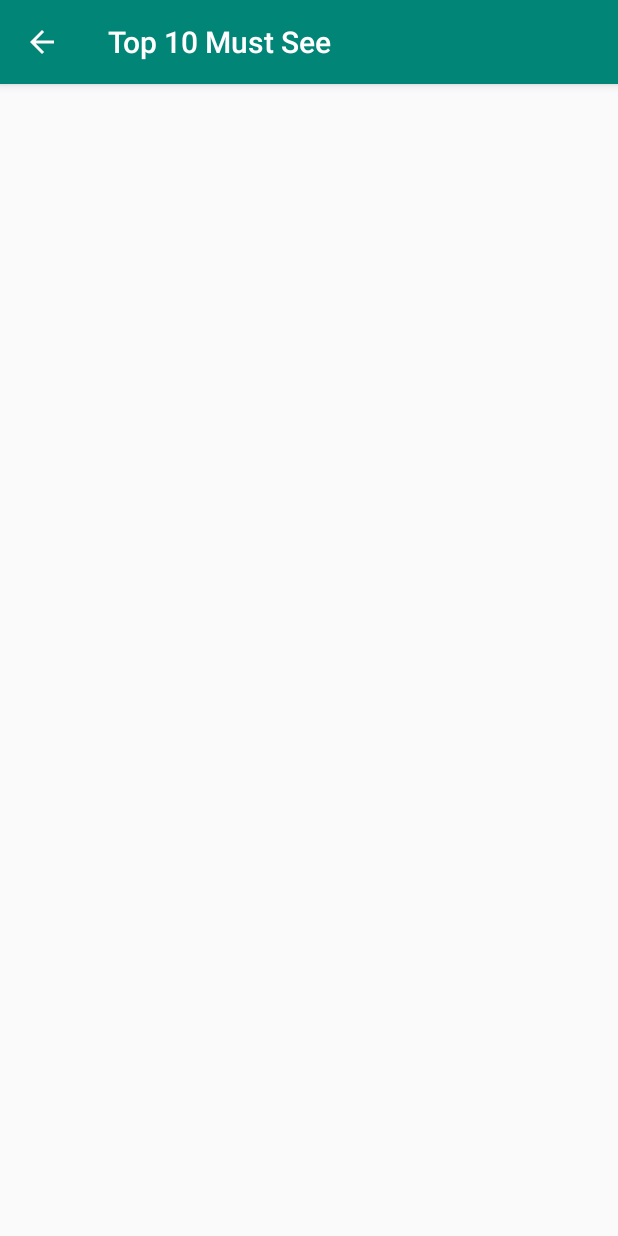
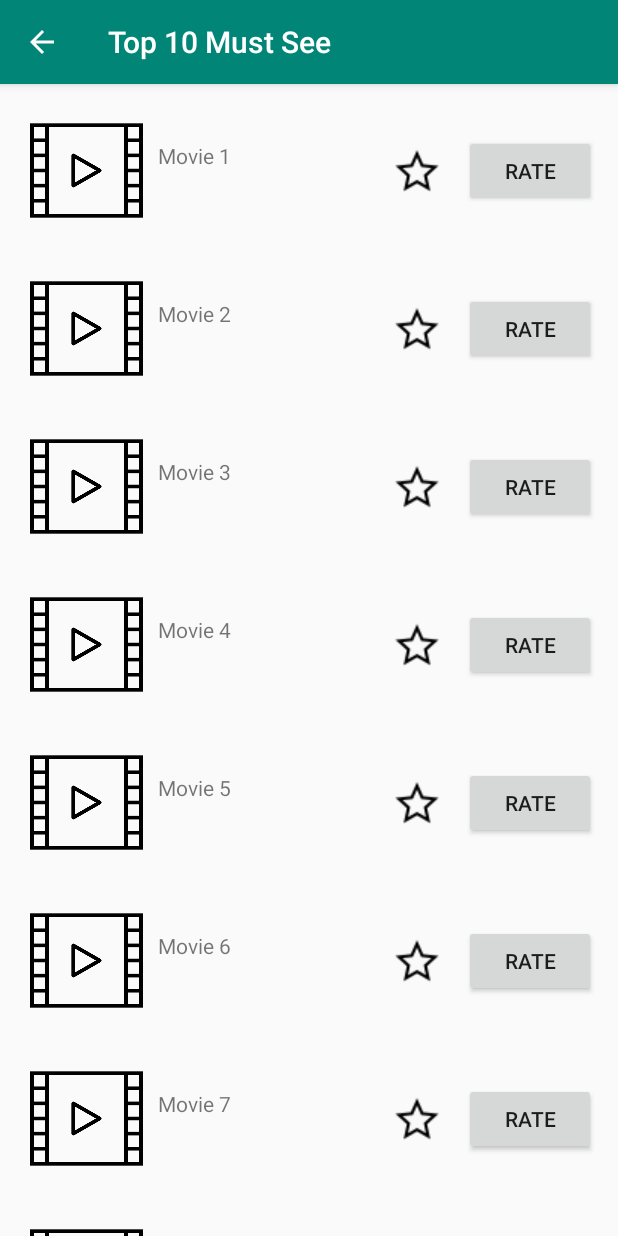
Before and after one commit to Honghongzhu/H-App-Y, an Android app: the Top10Activity screen opened directly, with no data from a screen before it, on a phone screen of 412 x 824 dp. Run offline under Robolectric (Android 15) with nearby library versions, the phone set to English and light mode, and no system bars.

Commit message:
Top10 screen (RecyclerView)

```diff
--- a/app/build.gradle
+++ b/app/build.gradle
@@ -25,4 +25,5 @@ dependencies {
     testImplementation 'junit:junit:4.12'
     androidTestImplementation 'com.android.support.test:runner:1.0.2'
     androidTestImplementation 'com.android.support.test.espresso:espresso-core:3.0.2'
+    implementation 'com.android.support:recyclerview-v7:28.0.0'
 }
--- a/app/src/main/AndroidManifest.xml
+++ b/app/src/main/AndroidManifest.xml
@@ -9,6 +9,12 @@
         android:roundIcon="@mipmap/ic_launcher_round"
         android:supportsRtl="true"
         android:theme="@style/AppTheme">
+        <activity android:name=".MainActivity">
+            <intent-filter>
+                <action android:name="android.intent.action.MAIN" />
+                <category android:name="android.intent.category.LAUNCHER" />
+            </intent-filter>
+        </activity>
         <activity android:name=".Top10Activity"
             android:label="Top 10 Must See"
             android:parentActivityName=".MainActivity"></activity>
@@ -19,7 +25,7 @@
             android:label="Saved Movies"
             android:parentActivityName=".MainActivity"></activity>
         <activity android:name=".RecommendationCSActivity"
-            android:label="Recommendation by Character Strengths"
+            android:label="Recommendation"
             android:parentActivityName=".MainActivity"></activity>
         <activity android:name=".RecommendationActivity"></activity>
         <activity android:name=".RateActivity"
@@ -29,13 +35,6 @@
         <activity android:name=".HistoryActivity"
             android:label="History"
             android:parentActivityName=".MainActivity"></activity>
-        <activity android:name=".MainActivity">
-            <intent-filter>
-                <action android:name="android.intent.action.MAIN" />
-
-                <category android:name="android.intent.category.LAUNCHER" />
-            </intent-filter>
-        </activity>
     </application>
 
 </manifest>
--- /dev/null
+++ b/app/src/main/java/com/example/happy/MovieAdapter.java
@@ -0,0 +1,53 @@
+package com.example.happy;
+
+import android.content.Context;
+import android.support.annotation.NonNull;
+import android.support.v7.widget.RecyclerView;
+import android.view.LayoutInflater;
+import android.view.View;
+import android.view.ViewGroup;
+import android.widget.ImageView;
+import android.widget.TextView;
+
+import java.util.LinkedList;
+import java.util.List;
+
+public class MovieAdapter extends RecyclerView.Adapter<MovieAdapter.MovieViewHolder> {
+    private final LinkedList<String> moviesToAdapt;
+    private final LayoutInflater inflater;
+
+    public class MovieViewHolder extends RecyclerView.ViewHolder{
+        //TODO: add the corresponding movie images from database, now it's a default
+        public final TextView movieText;
+        final MovieAdapter adapter;
+
+        public MovieViewHolder(View view, MovieAdapter adapter){
+            super(view);
+            movieText = view.findViewById(R.id.movieName);
+            this.adapter = adapter;
+        }
+    }
+
+    public MovieAdapter(Context context, LinkedList<String> moviesToAdapt){
+        inflater = LayoutInflater.from(context);
+        this.moviesToAdapt = moviesToAdapt;
+    }
+
+    @NonNull
+    @Override
+    public MovieAdapter.MovieViewHolder onCreateViewHolder(@NonNull ViewGroup parent, int viewType) {
+        View view = inflater.inflate(R.layout.movie_item, parent, false);
+        return new MovieViewHolder(view, this);
+    }
+
+    @Override
+    public void onBindViewHolder(@NonNull MovieAdapter.MovieViewHolder holder, int position) {
+        String movieAtPosition = moviesToAdapt.get(position);
+        holder.movieText.setText(movieAtPosition); //TODO: get from database
+    }
+
+    @Override
+    public int getItemCount() {
+        return moviesToAdapt.size();
+    }
+}
--- a/app/src/main/java/com/example/happy/Top10Activity.java
+++ b/app/src/main/java/com/example/happy/Top10Activity.java
@@ -2,12 +2,34 @@ package com.example.happy;
 
 import android.support.v7.app.AppCompatActivity;
 import android.os.Bundle;
+import android.support.v7.widget.LinearLayoutManager;
+import android.support.v7.widget.RecyclerView;
+
+import java.util.LinkedList;
+import java.util.List;
 
 public class Top10Activity extends AppCompatActivity {
+    private LinkedList<String> moviesToAdapt = new LinkedList<>();
+    private RecyclerView recyclerView;
+    private MovieAdapter adapter;
 
     @Override
     protected void onCreate(Bundle savedInstanceState) {
         super.onCreate(savedInstanceState);
         setContentView(R.layout.activity_top10);
+
+        // This is dummy code to display movie names
+        for (int i = 0; i < 10; i++) {
+            moviesToAdapt.addLast("Movie " + (i+1));
+        }
+
+        // Get a handle to the RecyclerView
+        recyclerView = findViewById(R.id.rv_top10);
+        // Create an adapter and supply the data to be displayed
+        adapter = new MovieAdapter(this, moviesToAdapt);
+        // Connect the adapter with the RecyclerView
+        recyclerView.setAdapter(adapter);
+        // Give the RecyclerView a default layout manager
+        recyclerView.setLayoutManager(new LinearLayoutManager(this));
     }
 }
--- a/app/src/main/res/layout/activity_top10.xml
+++ b/app/src/main/res/layout/activity_top10.xml
@@ -6,4 +6,10 @@
     android:layout_height="match_parent"
     tools:context=".Top10Activity">
 
+    <android.support.v7.widget.RecyclerView
+        android:id="@+id/rv_top10"
+        android:layout_width="match_parent"
+        android:layout_height="match_parent">
+    </android.support.v7.widget.RecyclerView>
+
 </android.support.constraint.ConstraintLayout>
--- /dev/null
+++ b/app/src/main/res/layout/movie_item.xml
@@ -0,0 +1,58 @@
+<?xml version="1.0" encoding="utf-8"?>
+<android.support.constraint.ConstraintLayout xmlns:android="http://schemas.android.com/apk/res/android"
+    android:layout_width="match_parent"
+    android:layout_height="wrap_content"
+    xmlns:app="http://schemas.android.com/apk/res-auto">
+
+    <LinearLayout
+        android:id="@+id/moviePhotoName"
+        android:layout_width="wrap_content"
+        android:layout_height="wrap_content"
+        android:layout_margin="10dp"
+        app:layout_constraintStart_toStartOf="parent"
+        app:layout_constraintTop_toTopOf="parent">
+
+        <ImageView
+            android:id="@+id/moviePhoto"
+            android:layout_width="75dp"
+            android:layout_height="75dp"
+            android:layout_margin="10dp"
+            android:contentDescription="TODO"
+            android:background="@drawable/movie"
+            app:layout_constraintStart_toStartOf="parent"
+            app:layout_constraintEnd_toStartOf="@id/movieName"
+            app:layout_constraintTop_toTopOf="parent"/>
+
+        <TextView
+            android:id="@+id/movieName"
+            android:layout_width="150dp"
+            android:layout_height="75dp"
+            android:gravity="center_vertical"
+            app:layout_constraintStart_toEndOf="@id/moviePhoto"
+            app:layout_constraintTop_toTopOf="@id/moviePhoto"
+            app:layout_constraintBottom_toBottomOf="@id/moviePhoto"/>
+    </LinearLayout>
+
+    <ImageView
+        android:id="@+id/movieFav"
+        android:layout_width="wrap_content"
+        android:layout_height="wrap_content"
+        android:background="@drawable/favorite_border"
+        app:layout_constraintStart_toEndOf="@id/moviePhotoName"
+        app:layout_constraintEnd_toStartOf="@id/buttonRate"
+        app:layout_constraintTop_toTopOf="@id/moviePhotoName"
+        app:layout_constraintBottom_toBottomOf="@id/moviePhotoName"/>
+
+    <Button
+        android:id="@+id/buttonRate"
+        android:layout_width="wrap_content"
+        android:layout_height="wrap_content"
+        android:layout_marginStart="8dp"
+        android:layout_marginEnd="8dp"
+        android:text="@string/rate"
+        app:layout_constraintStart_toEndOf="@id/movieFav"
+        app:layout_constraintEnd_toEndOf="parent"
+        app:layout_constraintTop_toTopOf="@id/moviePhotoName"
+        app:layout_constraintBottom_toBottomOf="@id/moviePhotoName"/>
+
+</android.support.constraint.ConstraintLayout>
```
Also changed, not shown: app/src/main/res/drawable/favorite_border.png (added), app/src/main/res/drawable/favorites.png (added), app/src/main/res/drawable/movie.png (added).
